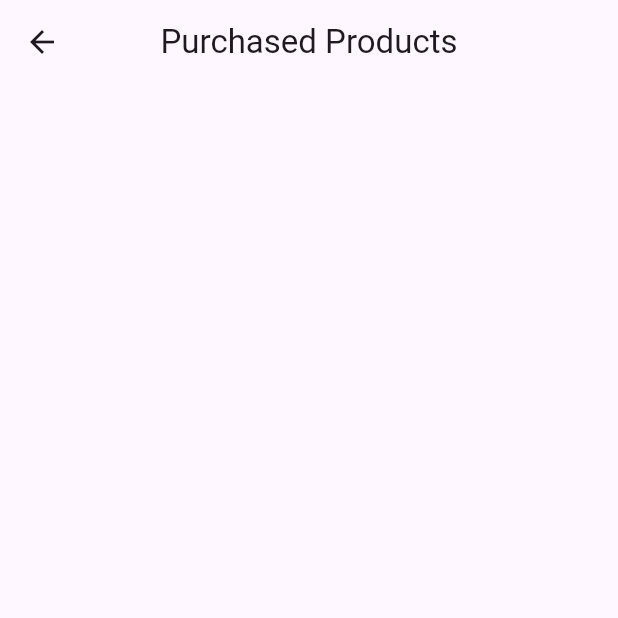
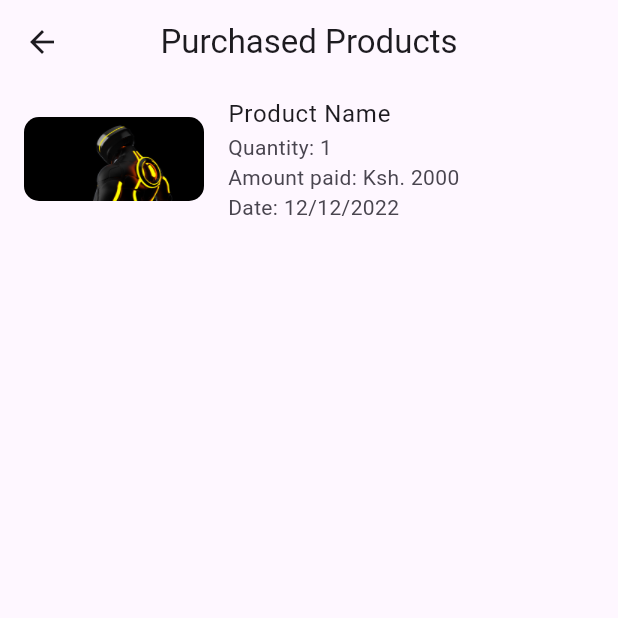
Before and after one commit to SamuelWakoli/Moval-Enterprise, a Flutter app: the PurchasedProducts screen opened directly, on a phone screen of 412 x 824 dp, the top half of it. Run offline on Flutter 3.47's test engine with Material 2 defaults, Android fonts, the phone set to English and light mode, and no system bars; our stand-ins replace cached_network_image, firebase_auth, firebase_core, firebase_storage, image_picker; missing offline and left inert: firebase_ui_oauth_google; accounts and stored records are empty; generated files the repository leaves out were written again; statements that could not run were skipped.

Commit message:
design for purchased products at the account page

```diff
--- a/lib/pages/purchased_products.dart
+++ b/lib/pages/purchased_products.dart
@@ -8,6 +8,24 @@ class PurchasedProducts extends StatefulWidget {
 }
 
 class _PurchasedProductsState extends State<PurchasedProducts> {
+  Widget listItem() {
+    return ListTile(
+      leading: ClipRRect(
+        borderRadius: BorderRadius.circular(10),
+        child: SizedBox(
+          height: 120,
+          width: 120,
+          child: Image.asset(
+            "assets/item.jpg",
+            fit: BoxFit.fill,
+          ),
+        ),
+      ),
+      title: Text("Product Name"),
+      subtitle: Text("Quantity: 1\nAmount paid: Ksh. 2000\nDate: 12/12/2022"),
+    );
+  }
+
   @override
   Widget build(BuildContext context) {
     return Scaffold(
@@ -15,6 +33,9 @@ class _PurchasedProductsState extends State<PurchasedProducts> {
         centerTitle: true,
         title: const Text("Purchased Products"),
       ),
+      body: ListView(
+        children: [listItem()],
+      ),
     );
   }
 }
```
